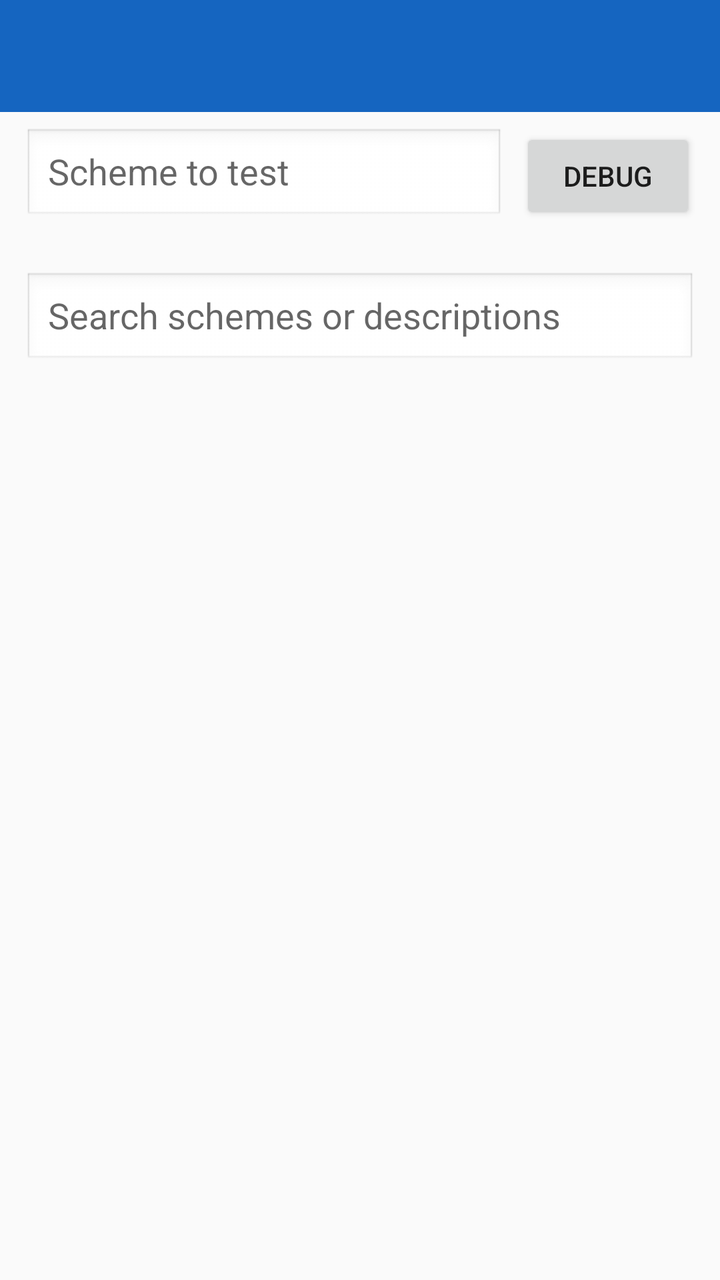
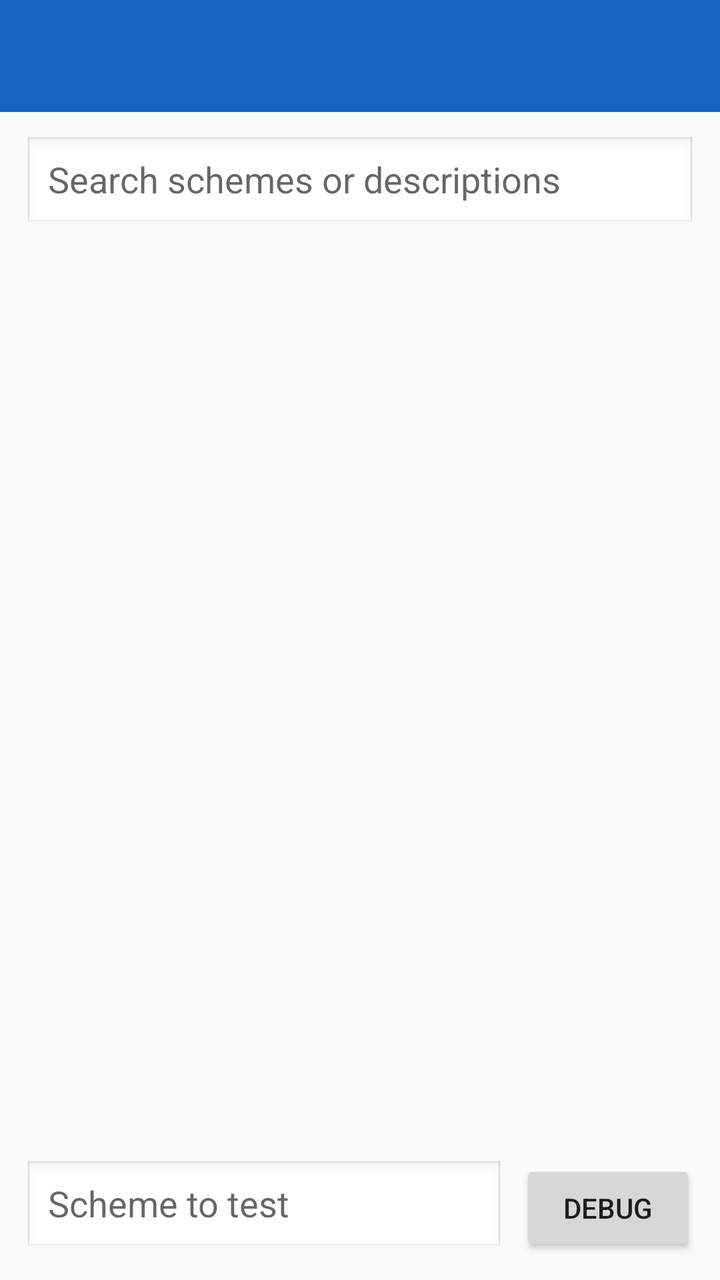

Screens rendered from an Android XML layout before and after an edit, with the pre-edit source and the edit as a unified diff.
<!-- AndroidManifest.xml: application theme Theme.SchemesInterceptor -->
<!-- res/layout/activity_settings.xml -->
<?xml version="1.0" encoding="utf-8"?>
<LinearLayout xmlns:android="http://schemas.android.com/apk/res/android"
    xmlns:app="http://schemas.android.com/apk/res-auto"
    android:layout_width="match_parent"
    android:layout_height="match_parent"
    android:orientation="vertical">

    <FrameLayout
        android:id="@+id/app_bar_container"
        android:layout_width="match_parent"
        android:layout_height="wrap_content"
        android:background="@color/primary">

        <androidx.appcompat.widget.Toolbar
            android:id="@+id/toolbar"
            android:layout_width="match_parent"
            android:layout_height="?attr/actionBarSize"
            android:background="?attr/colorPrimary"
            android:theme="@style/ThemeOverlay.AppCompat.Dark.ActionBar"
            app:popupTheme="@style/ThemeOverlay.AppCompat.Light" />
    </FrameLayout>

    <include layout="@layout/view_scheme_debug" />
    <include layout="@layout/view_scheme_search" />

    <FrameLayout
        android:layout_width="match_parent"
        android:layout_height="0dp"
        android:layout_weight="1">

        <androidx.recyclerview.widget.RecyclerView
            android:id="@+id/scheme_list"
            android:layout_width="match_parent"
            android:layout_height="match_parent"
            android:clipToPadding="false"
            android:paddingVertical="4dp" />

        <TextView
            android:id="@+id/empty_view"
            android:layout_width="wrap_content"
            android:layout_height="wrap_content"
            android:layout_gravity="center"
            android:visibility="gone" />
    </FrameLayout>
</LinearLayout>
<!-- res/layout/view_scheme_debug.xml (included above) -->
<?xml version="1.0" encoding="utf-8"?>
<LinearLayout xmlns:android="http://schemas.android.com/apk/res/android"
    android:layout_width="match_parent"
    android:layout_height="wrap_content"
    android:gravity="center_vertical"
    android:orientation="horizontal"
    android:paddingStart="12dp"
    android:paddingTop="8dp"
    android:paddingEnd="12dp"
    android:paddingBottom="12dp">

    <androidx.appcompat.widget.AppCompatEditText
        android:id="@+id/debug_scheme_input"
        android:layout_width="0dp"
        android:layout_height="48dp"
        android:layout_weight="1"
        android:background="@android:drawable/edit_text"
        android:hint="@string/debug_scheme_hint"
        android:imeOptions="actionGo"
        android:inputType="textUri"
        android:paddingHorizontal="12dp"
        android:singleLine="true" />

    <androidx.appcompat.widget.AppCompatButton
        android:id="@+id/debug_scheme_button"
        android:layout_width="wrap_content"
        android:layout_height="wrap_content"
        android:layout_marginStart="8dp"
        android:text="@string/debug_scheme" />
</LinearLayout>
<!-- res/layout/view_scheme_search.xml (included above) -->
<?xml version="1.0" encoding="utf-8"?>
<FrameLayout xmlns:android="http://schemas.android.com/apk/res/android"
    android:layout_width="match_parent"
    android:layout_height="wrap_content"
    android:padding="12dp">

    <androidx.appcompat.widget.AppCompatEditText
        android:id="@+id/search_input"
        android:layout_width="match_parent"
        android:layout_height="48dp"
        android:background="@android:drawable/edit_text"
        android:hint="@string/search_hint"
        android:imeOptions="actionSearch"
        android:inputType="text"
        android:paddingHorizontal="12dp" />
</FrameLayout>
<!-- resources referenced by this layout -->
<resources>
  <color name="primary">#1565C0</color>
  <string name="debug_scheme">Debug</string>
  <string name="debug_scheme_hint">Scheme to test</string>
  <string name="search_hint">Search schemes or descriptions</string>
  <style name="Theme.SchemesInterceptor" parent="Theme.AppCompat.DayNight.NoActionBar">
          <item name="colorPrimary">@color/primary</item>
          <item name="colorPrimaryDark">@color/primary_dark</item>
          <item name="colorAccent">@color/accent</item>
          <item name="android:statusBarColor">@color/primary_dark</item>
          <item name="android:windowDrawsSystemBarBackgrounds">true</item>
          <item name="android:windowLightStatusBar" tools:targetApi="m">false</item>
      </style>
  <color name="primary_dark">#0D47A1</color>
  <color name="accent">#1565C0</color>
</resources>

<!-- the commit's change to res/layout/activity_settings.xml (unified diff, before → after) -->
@@ -20,7 +20,6 @@
             app:popupTheme="@style/ThemeOverlay.AppCompat.Light" />
     </FrameLayout>
 
-    <include layout="@layout/view_scheme_debug" />
     <include layout="@layout/view_scheme_search" />
 
     <FrameLayout
@@ -42,7 +41,26 @@
             android:layout_gravity="center"
             android:visibility="gone" />
     </FrameLayout>
+
+    <include layout="@layout/view_scheme_debug" />
 </LinearLayout>
+<!-- res/layout/view_scheme_search.xml (included above) -->
+<?xml version="1.0" encoding="utf-8"?>
+<FrameLayout xmlns:android="http://schemas.android.com/apk/res/android"
+    android:layout_width="match_parent"
+    android:layout_height="wrap_content"
+    android:padding="12dp">
+
+    <androidx.appcompat.widget.AppCompatEditText
+        android:id="@+id/search_input"
+        android:layout_width="match_parent"
+        android:layout_height="48dp"
+        android:background="@android:drawable/edit_text"
+        android:hint="@string/search_hint"
+        android:imeOptions="actionSearch"
+        android:inputType="text"
+        android:paddingHorizontal="12dp" />
+</FrameLayout>
 <!-- res/layout/view_scheme_debug.xml (included above) -->
 <?xml version="1.0" encoding="utf-8"?>
 <LinearLayout xmlns:android="http://schemas.android.com/apk/res/android"
@@ -74,20 +92,3 @@
         android:layout_marginStart="8dp"
         android:text="@string/debug_scheme" />
 </LinearLayout>
-<!-- res/layout/view_scheme_search.xml (included above) -->
-<?xml version="1.0" encoding="utf-8"?>
-<FrameLayout xmlns:android="http://schemas.android.com/apk/res/android"
-    android:layout_width="match_parent"
-    android:layout_height="wrap_content"
-    android:padding="12dp">
-
-    <androidx.appcompat.widget.AppCompatEditText
-        android:id="@+id/search_input"
-        android:layout_width="match_parent"
-        android:layout_height="48dp"
-        android:background="@android:drawable/edit_text"
-        android:hint="@string/search_hint"
-        android:imeOptions="actionSearch"
-        android:inputType="text"
-        android:paddingHorizontal="12dp" />
-</FrameLayout>
